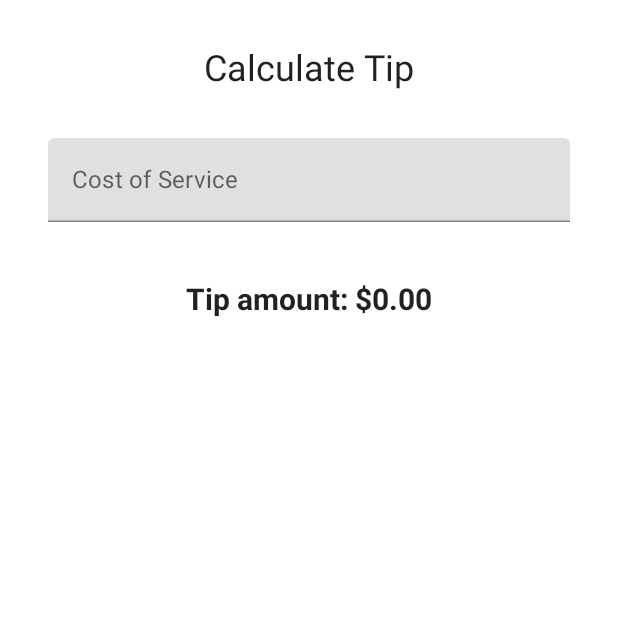
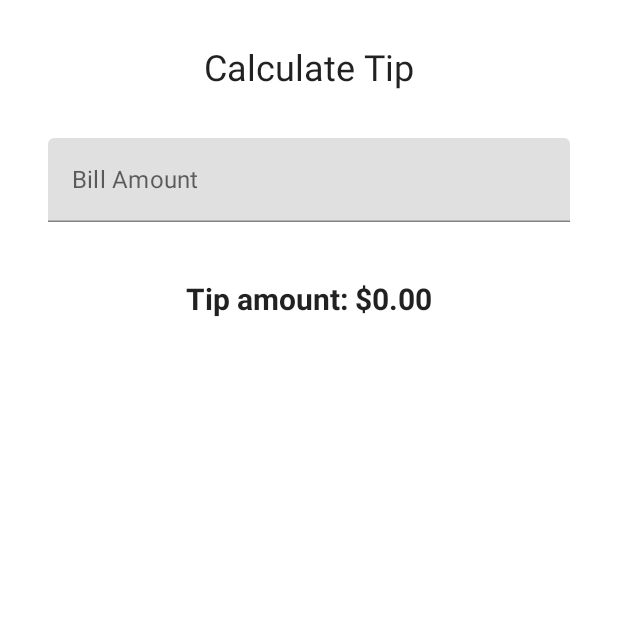
Before and after one commit to sourabhkumar47/Tip-Time-Compose, an Android app built with Jetpack Compose: the screen it shows after launch (MainActivity), on a phone screen of 412 x 824 dp, the top half of it. Run offline under Robolectric (Android 15) with nearby library versions, the phone set to English and light mode, and no system bars.

Commit message:
Updated string resources

```diff
--- a/app/src/main/java/com/example/tiptimecompose/MainActivity.kt
+++ b/app/src/main/java/com/example/tiptimecompose/MainActivity.kt
@@ -20,7 +20,6 @@ import androidx.compose.ui.unit.dp
 import androidx.compose.ui.unit.sp
 import com.example.tiptimecompose.ui.theme.TipTimeComposeTheme
 import java.text.NumberFormat
-import java.util.*
 
 class MainActivity : ComponentActivity() {
     override fun onCreate(savedInstanceState: Bundle?) {
@@ -77,7 +76,7 @@ fun EditNumberField(
     TextField(
         value = value,
         onValueChange = onValueChange,
-        label = { Text(stringResource(R.string.cost_of_service)) },
+        label = { Text(stringResource(R.string.bill_Amount)) },
         modifier = Modifier.fillMaxWidth(),
         singleLine = true,
         keyboardOptions = KeyboardOptions(keyboardType = KeyboardType.Number)
--- a/app/src/main/res/values/strings.xml
+++ b/app/src/main/res/values/strings.xml
@@ -1,6 +1,8 @@
 <resources>
     <string name="app_name">Tip Time Compose</string>
     <string name="calculate_tip">Calculate Tip</string>
-    <string name="cost_of_service">Cost of Service</string>
+    <string name="bill_Amount">Bill Amount</string>
     <string name="tip_amount">Tip amount: %s</string>
+    <string name="how_was_the_service">Tip (%)</string>
+    <string name="round_up_tip">Round up tip?</string>
 </resources>
```
